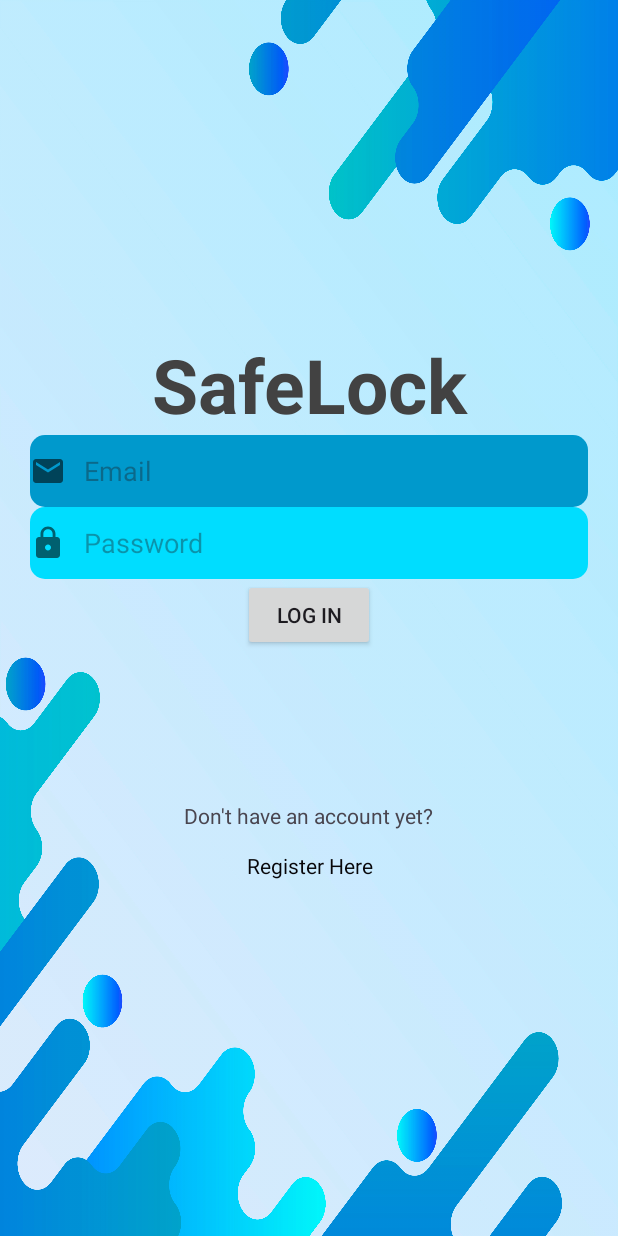
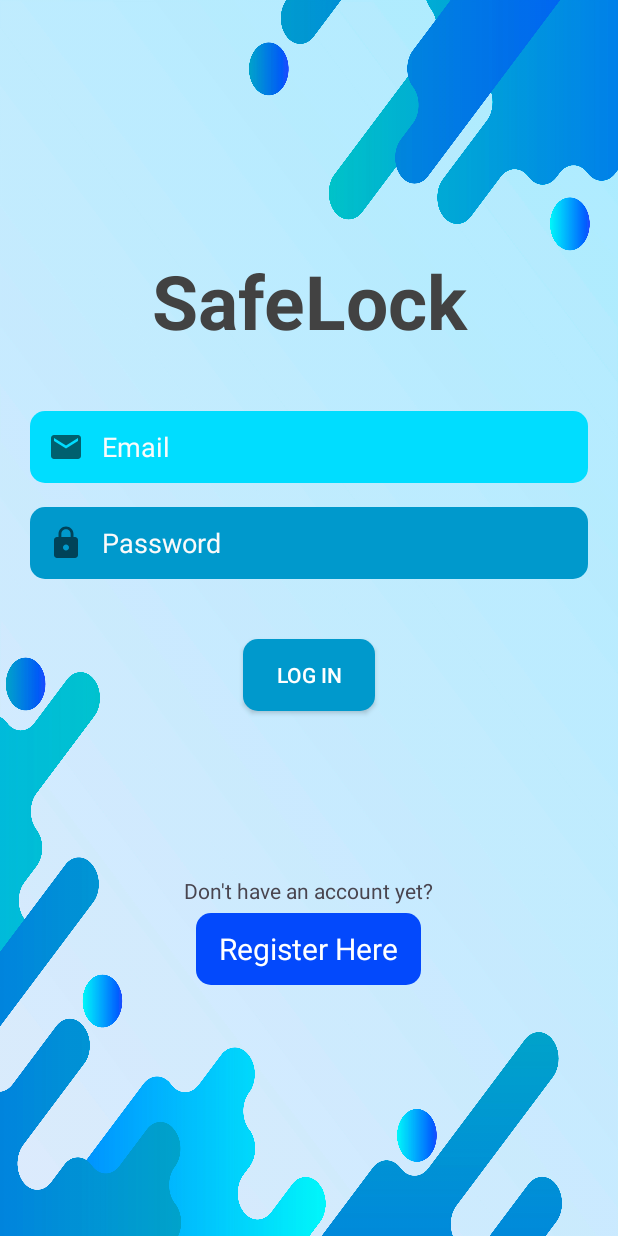
Before and after one commit to COEN-ELEC390/App, an Android app: the screen it shows after launch (LoginActivity), on a phone screen of 412 x 824 dp. Run offline under Robolectric (Android 15) with nearby library versions, the phone set to English and light mode, and no system bars; our stand-ins replace Firebase (no records; nobody signed in at launch, a user with empty details on screens opened directly).

Commit message:
GUI 2nd commit

```diff
--- a/app/src/main/res/drawable/custom_box_input.xml
+++ b/app/src/main/res/drawable/custom_box_input.xml
@@ -3,18 +3,18 @@
 
     <item android:state_enabled="true" android:state_focused="true">
         <shape android:shape="rectangle">
-            <solid android:color="@android:color/holo_blue_dark"/>
+            <solid android:color="@android:color/holo_blue_bright"/>
                 <corners android:radius = "10dp">
-                    <stroke android:color = "@color/colorPrimary" android:width="1dp"/>
+                    <stroke android:color = "@color/colorPrimary" android:width="2dp"/>
                 </corners>
          </shape>
     </item>
 
     <item android:state_enabled="true">
         <shape android:shape="rectangle">
-            <solid android:color="@android:color/holo_blue_bright"/>
+            <solid android:color="@android:color/holo_blue_dark"/>
             <corners android:radius = "10dp">
-                <stroke android:color = "@color/colorPrimaryDark" android:width="1dp"/>
+                <stroke android:color = "@color/colorPrimaryDark" android:width="2dp"/>
             </corners>
         </shape>
     </item>
--- /dev/null
+++ b/app/src/main/res/drawable/log_in_button.xml
@@ -0,0 +1,6 @@
+<?xml version="1.0" encoding="utf-8"?>
+<shape xmlns:android="http://schemas.android.com/apk/res/android" android:shape = "rectangle">
+    <solid android:color="@android:color/holo_blue_dark"/>
+    <corners android:radius = "10dp">
+    </corners>
+</shape>
--- /dev/null
+++ b/app/src/main/res/drawable/register_button.xml
@@ -0,0 +1,6 @@
+<?xml version="1.0" encoding="utf-8"?>
+<shape xmlns:android="http://schemas.android.com/apk/res/android" android:shape = "rectangle">
+    <solid android:color="#0349fc"/>
+    <corners android:radius = "10dp">
+    </corners>
+</shape>
--- a/app/src/main/res/layout/activity_login.xml
+++ b/app/src/main/res/layout/activity_login.xml
@@ -23,42 +23,55 @@
             tools:ignore="HardcodedText">
 
         </TextView>
+
         <EditText
+            android:id="@+id/emailTV"
             android:layout_width="match_parent"
             android:layout_height="wrap_content"
-            android:id="@+id/emailTV"
+            android:layout_marginTop="40dp"
             android:background="@drawable/custom_box_input"
-            android:minHeight="48dp"
-            android:scaleType="center"
             android:drawableStart="@drawable/login_email_1"
+            android:drawablePadding="12dp"
             android:drawableTint="@color/common_google_signin_btn_text_light_focused"
-            android:drawablePadding="12dp"
             android:hint="Email"
             android:importantForAutofill="no"
+            android:minHeight="48dp"
+            android:paddingStart="12dp"
+            android:paddingEnd="12dp"
+            android:scaleType="center"
+            android:textColorHint="#FAFAFA"
             tools:ignore="HardcodedText,TextFields,VisualLintTextFieldSize">
 
 
         </EditText>
+
         <EditText
+            android:id="@+id/passwordTV"
             android:layout_width="match_parent"
             android:layout_height="wrap_content"
-            android:id="@+id/passwordTV"
+            android:layout_marginTop="16dp"
             android:background="@drawable/custom_box_input"
-            android:minHeight="48dp"
             android:drawableStart="@drawable/baseline_lock_24"
             android:drawablePadding="12dp"
+            android:drawableTint="@color/common_google_signin_btn_text_light_focused"
             android:hint="Password"
-            android:drawableTint="@color/common_google_signin_btn_text_light_focused"
             android:importantForAutofill="no"
+            android:minHeight="48dp"
+            android:paddingStart="12dp"
+            android:paddingEnd="12dp"
+            android:textColorHint="#FAFAFA"
             tools:ignore="HardcodedText,TextFields,VisualLintTextFieldSize">
 
 
         </EditText>
         <androidx.appcompat.widget.AppCompatButton
+            android:layout_marginTop = "40dp"
             android:layout_width="wrap_content"
             android:layout_height="wrap_content"
             android:text="Log in"
             android:id="@+id/login_button"
+            android:background="@drawable/log_in_button"
+            android:textColor="#ffffff"
             tools:ignore="HardcodedText">
 
         </androidx.appcompat.widget.AppCompatButton>
@@ -67,21 +80,29 @@
             android:layout_width="263dp"
             android:layout_height="wrap_content"
             android:gravity="center"
-            android:paddingTop="100dp"
+            android:paddingTop="90dp"
             android:text="Don't have an account yet?"
+            android:layout_marginTop="20dp"
             tools:ignore="HardcodedText">
 
         </TextView>
 
         <TextView
             android:id="@+id/registerLink"
-            android:layout_width="264dp"
+            android:layout_width="150dp"
             android:layout_height="wrap_content"
+            android:layout_marginLeft="8dp"
+            android:layout_marginRight="8dp"
+            android:layout_marginStart="8dp"
+            android:layout_marginEnd="8dp"
+            android:layout_marginTop="5dp"
+            android:textSize="20sp"
             android:clickable="true"
             android:gravity="center"
             android:minHeight="48dp"
             android:text="Register Here"
-            android:textColor="#070609"
+            android:textColor="#ffffff"
+            android:background="@drawable/register_button"
             tools:ignore="HardcodedText,KeyboardInaccessibleWidget">
 
         </TextView>
--- a/app/src/main/res/values/color.xml
+++ /dev/null
@@ -1,11 +0,0 @@
-<?xml version="1.0" encoding="utf-8"?>
-<resources>
-    <color name="colorPrimary">@color/blue_3</color>
-    <color name="colorPrimaryDark">@color/blue_2</color>
-
-    <color name="blue_2">#4290f5</color>
-    <color name="blue_1">#00101f</color>
-    <color name="blue_3">#42eff5</color>
-    <color name="blue_5">#0078ff</color>
-
-</resources>
--- a/app/src/main/res/values/colors.xml
+++ b/app/src/main/res/values/colors.xml
@@ -2,4 +2,12 @@
 <resources>
     <color name="black">#FF000000</color>
     <color name="white">#FFFFFFFF</color>
+
+    <color name="colorPrimary">@color/blue_3</color>
+    <color name="colorPrimaryDark">@color/blue_2</color>
+
+    <color name="blue_2">#4290f5</color>
+    <color name="blue_1">#00101f</color>
+    <color name="blue_3">#42eff5</color>
+    <color name="blue_5">#0078ff</color>
 </resources>
```
